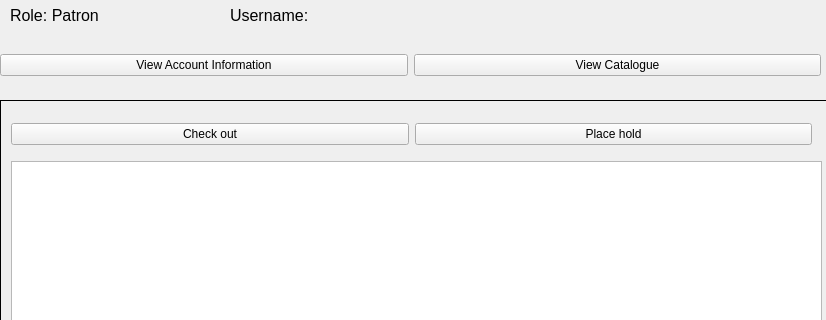
Qt form testProject/patronwindow.ui (PhiPham1507/HinLIBS) before a commit; both pictures show x 0 to 826 and y 0 to 320 of the 826 by 606 pixel window.
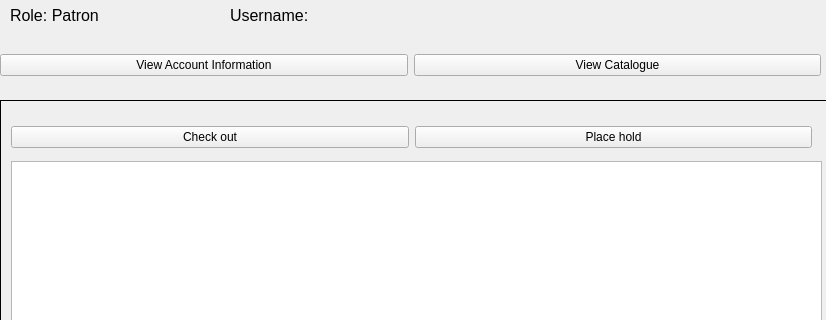
The same form after that commit. The open tabs and pages were chosen to show the change.

The edit to the form file:
```diff
--- a/testProject/patronwindow.ui
+++ b/testProject/patronwindow.ui
@@ -188,7 +188,7 @@
         <x>10</x>
         <y>20</y>
         <width>801</width>
-        <height>27</height>
+        <height>32</height>
        </rect>
       </property>
       <layout class="QHBoxLayout" name="catalogueLayout">
```
Left out of the diff: 6 changed lines with no effect on the pictures.
